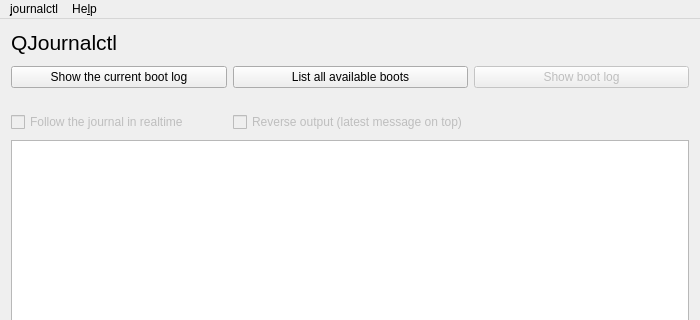
Old version of the form ui/mainwindow.ui in the repository pentix/qjournalctl; both pictures show x 0 to 700 and y 0 to 320 of the 700 by 634 pixel window.
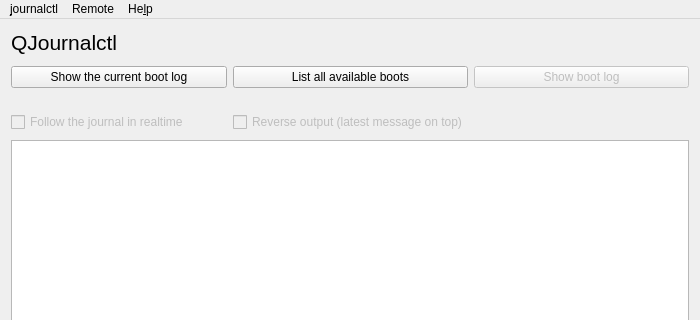
New version of the form. Icons and pictures are not drawn.

Commit message: Remote: Added ConnectionDialog and ConnectionSettings

```diff
--- a/ui/mainwindow.ui
+++ b/ui/mainwindow.ui
@@ -190,7 +190,19 @@
     </property>
     <addaction name="actionAbout"/>
    </widget>
+   <widget class="QMenu" name="menuRemote">
+    <property name="title">
+     <string>Remote</string>
+    </property>
+    <addaction name="actionOpen_a_new_SSH_connection"/>
+    <addaction name="separator"/>
+    <addaction name="actionLast_Connection_1"/>
+    <addaction name="actionLast_Connection_2"/>
+    <addaction name="actionLast_Connection_3"/>
+    <addaction name="actionLast_Connection_4"/>
+   </widget>
    <addaction name="menuJournalctl_Analyzer_Demo"/>
+   <addaction name="menuRemote"/>
    <addaction name="menuOK"/>
   </widget>
   <widget class="QStatusBar" name="statusBar"/>
```
Left out of the diff: 25 changed lines with no effect on the pictures. The commit also changes 8 other files.
